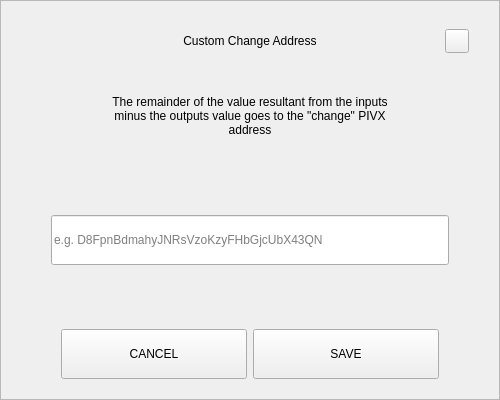
Before: the Qt Designer form src/qt/cari/forms/sendchangeaddressdialog.ui in VsyncCrypto/VSX, drawn with Qt 5.
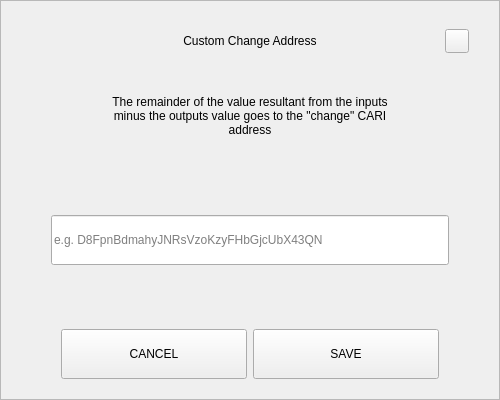
After: the same form once the commit is applied.

Patch:
```diff
--- a/src/qt/cari/forms/sendchangeaddressdialog.ui
+++ b/src/qt/cari/forms/sendchangeaddressdialog.ui
@@ -164,7 +164,7 @@
          </size>
         </property>
         <property name="text">
-         <string>The remainder of the value resultant from the inputs minus the outputs value goes to the &quot;change&quot; PIVX address</string>
+         <string>The remainder of the value resultant from the inputs minus the outputs value goes to the &quot;change&quot; CARI address</string>
         </property>
         <property name="alignment">
          <set>Qt::AlignCenter</set>
```
